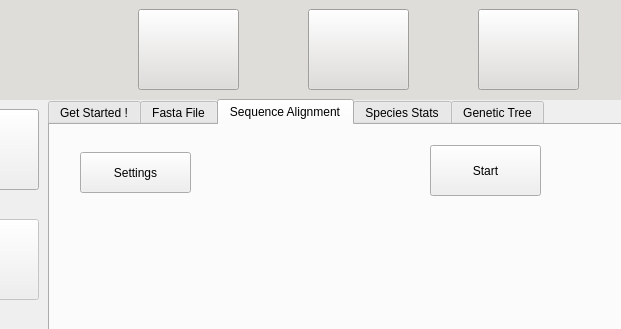
Qt form scripts/Qt/main.ui (tahiri-lab/iPhyloGeo_plus_plus) before a commit; both pictures show x 152 to 773 and y 0 to 329 of the 1143 by 670 pixel window.
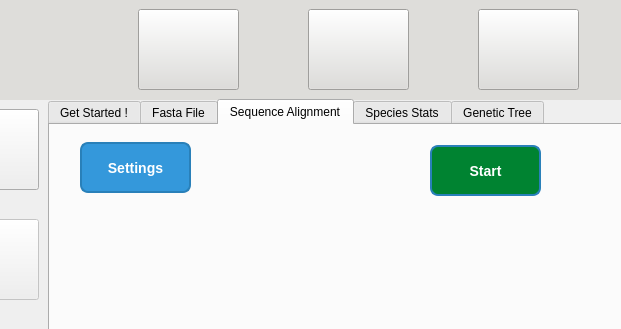
The same form after that commit. The open tabs and pages were chosen to show the change. Icons and pictures are not drawn.

```diff
--- a/scripts/Qt/main.ui
+++ b/scripts/Qt/main.ui
@@ -1229,9 +1229,38 @@
          </property>
          <property name="font">
           <font>
+           <pointsize>-1</pointsize>
+           <weight>75</weight>
+           <bold>true</bold>
            <kerning>true</kerning>
           </font>
          </property>
+         <property name="styleSheet">
+          <string notr="true">QPushButton {
+    /* Basic styling */
+    background-color: #008331; /* Button color */
+    color: white; /* Text color */
+    font-size: 14px; /* Font size */
+    font-weight: bold; /* Bold text */
+    border-radius: 8px; /* Rounded corners */
+    padding: 10px 20px; /* Padding */
+    border: 2px solid #2980b9; /* Border */
+    transition: background-color 0.3s, border-color 0.3s, color 0.3s; /* Smooth transitions */
+}
+
+QPushButton:hover {
+    /* Hover state styling */
+    background-color: #7a9244; /* Darker blue on hover */
+    border-color: #1c5980; /* Darker border on hover */
+}
+
+QPushButton:pressed {
+    /* Pressed state styling */
+    background-color: #1c5980; /* Even darker blue on press */
+    border-color: #145374; /* Darker border on press */
+    color: #ecf0f1; /* Lighter text on press */
+}</string>
+         </property>
          <property name="text">
           <string>Start</string>
          </property>
@@ -1252,11 +1281,37 @@
          <property name="geometry">
           <rect>
            <x>30</x>
-           <y>27</y>
+           <y>17</y>
            <width>111</width>
-           <height>41</height>
+           <height>51</height>
           </rect>
          </property>
+         <property name="styleSheet">
+          <string notr="true">QPushButton {
+    /* Basic styling */
+    background-color: #3498db; /* Button color */
+    color: white; /* Text color */
+    font-size: 14px; /* Font size */
+    font-weight: bold; /* Bold text */
+    border-radius: 8px; /* Rounded corners */
+    padding: 10px 20px; /* Padding */
+    border: 2px solid #2980b9; /* Border */
+    transition: background-color 0.3s, border-color 0.3s, color 0.3s; /* Smooth transitions */
+}
+
+QPushButton:hover {
+    /* Hover state styling */
+    background-color: #2980b9; /* Darker blue on hover */
+    border-color: #1c5980; /* Darker border on hover */
+}
+
+QPushButton:pressed {
+    /* Pressed state styling */
+    background-color: #1c5980; /* Even darker blue on press */
+    border-color: #145374; /* Darker border on press */
+    color: #ecf0f1; /* Lighter text on press */
+}</string>
+         </property>
          <property name="text">
           <string>Settings</string>
          </property>
```
Left out of the diff: 16 changed lines with no effect on the pictures.
